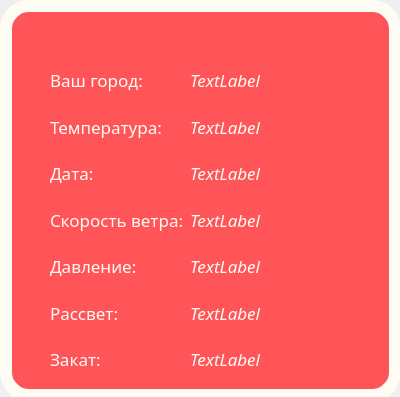
This is day.ui in Arteeemis/DESKTOP-WEATHER-APP as Qt 5 draws it before an edit. The edited form follows.
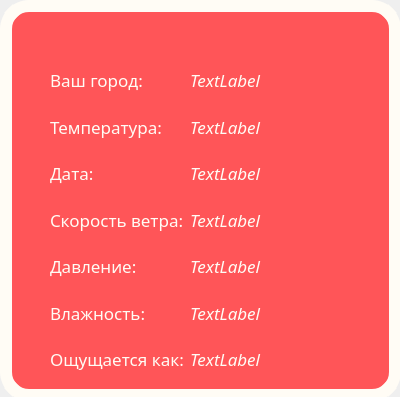
This is the edited form. Icons and pictures are not drawn.

Commit message: implemented API to the second window

Diff of the .ui file:
```diff
--- a/day.ui
+++ b/day.ui
@@ -290,7 +290,7 @@
         </font>
        </property>
        <property name="text">
-        <string>&lt;html&gt;&lt;head/&gt;&lt;body&gt;&lt;p&gt;&lt;span style=&quot; color:#fffcf5;&quot;&gt;Рассвет:&lt;/span&gt;&lt;/p&gt;&lt;/body&gt;&lt;/html&gt;</string>
+        <string>&lt;html&gt;&lt;head/&gt;&lt;body&gt;&lt;p&gt;&lt;span style=&quot; color:#fffcf5;&quot;&gt;Влажность:&lt;/span&gt;&lt;/p&gt;&lt;/body&gt;&lt;/html&gt;</string>
        </property>
       </widget>
      </item>
@@ -304,7 +304,7 @@
         </font>
        </property>
        <property name="text">
-        <string>&lt;html&gt;&lt;head/&gt;&lt;body&gt;&lt;p&gt;&lt;span style=&quot; color:#fffcf5;&quot;&gt;Закат:&lt;/span&gt;&lt;/p&gt;&lt;/body&gt;&lt;/html&gt;</string>
+        <string>&lt;html&gt;&lt;head/&gt;&lt;body&gt;&lt;p&gt;&lt;span style=&quot; color:#fffcf5;&quot;&gt;Ощущается как:&lt;/span&gt;&lt;/p&gt;&lt;/body&gt;&lt;/html&gt;</string>
        </property>
       </widget>
      </item>
```
Left out of the diff: 18 changed lines with no effect on the pictures. The commit also changes 7 other files.
